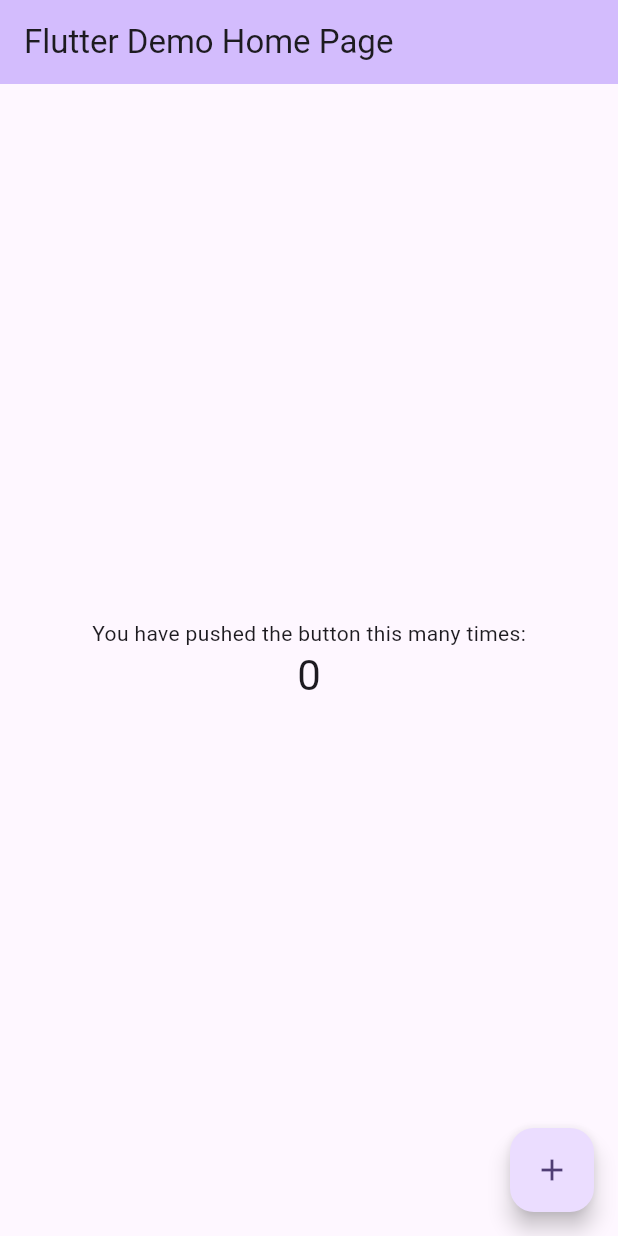
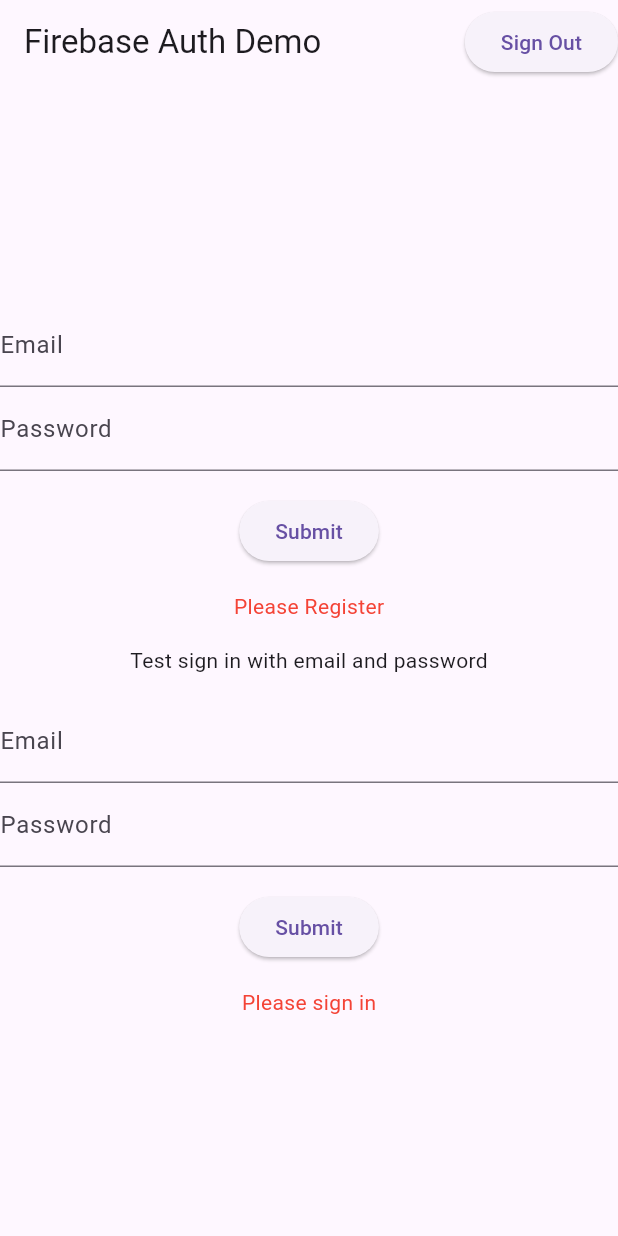
Before and after one commit to CelineSelke/mad_inclass13, a Flutter app: the screen it shows after launch, on a phone screen of 412 x 824 dp. Run offline on Flutter 3.47's test engine with Material 3 defaults, Android fonts, the phone set to English and light mode, and no system bars; our stand-ins replace cloud_firestore, firebase_auth, firebase_core; accounts and stored records are empty; generated files the repository leaves out were written again.

Commit message:
add starter code

```diff
--- a/lib/main.dart
+++ b/lib/main.dart
@@ -1,122 +1,258 @@
 import 'package:flutter/material.dart';
+import 'package:firebase_auth/firebase_auth.dart';
+import 'package:firebase_core/firebase_core.dart';
+import 'package:cloud_firestore/cloud_firestore.dart';
+import 'firebase_options.dart';
 
-void main() {
-  runApp(const MyApp());
+
+void main() async {
+  WidgetsFlutterBinding.ensureInitialized();
+  await Firebase.initializeApp(
+    options: DefaultFirebaseOptions.currentPlatform,
+  );
+
+  runApp(MyApp());
 }
 
 class MyApp extends StatelessWidget {
-  const MyApp({super.key});
-
-  // This widget is the root of your application.
   @override
   Widget build(BuildContext context) {
     return MaterialApp(
-      title: 'Flutter Demo',
-      theme: ThemeData(
-        // This is the theme of your application.
-        //
-        // TRY THIS: Try running your application with "flutter run". You'll see
-        // the application has a purple toolbar. Then, without quitting the app,
-        // try changing the seedColor in the colorScheme below to Colors.green
-        // and then invoke "hot reload" (save your changes or press the "hot
-        // reload" button in a Flutter-supported IDE, or press "r" if you used
-        // the command line to start the app).
-        //
-        // Notice that the counter didn't reset back to zero; the application
-        // state is not lost during the reload. To reset the state, use hot
-        // restart instead.
-        //
-        // This works for code too, not just values: Most code changes can be
-        // tested with just a hot reload.
-        colorScheme: ColorScheme.fromSeed(seedColor: Colors.deepPurple),
-      ),
-      home: const MyHomePage(title: 'Flutter Demo Home Page'),
+      title: 'Firebase Auth Demo',
+      home: MyHomePage(title: 'Firebase Auth Demo'),
     );
   }
 }
 
 class MyHomePage extends StatefulWidget {
-  const MyHomePage({super.key, required this.title});
-
-  // This widget is the home page of your application. It is stateful, meaning
-  // that it has a State object (defined below) that contains fields that affect
-  // how it looks.
-
-  // This class is the configuration for the state. It holds the values (in this
-  // case the title) provided by the parent (in this case the App widget) and
-  // used by the build method of the State. Fields in a Widget subclass are
-  // always marked "final".
-
+  MyHomePage({Key? key, required this.title}) : super(key: key);
   final String title;
 
   @override
-  State<MyHomePage> createState() => _MyHomePageState();
+  _MyHomePageState createState() => _MyHomePageState();
 }
 
 class _MyHomePageState extends State<MyHomePage> {
-  int _counter = 0;
+  final FirebaseAuth _auth = FirebaseAuth.instance;
 
-  void _incrementCounter() {
-    setState(() {
-      // This call to setState tells the Flutter framework that something has
-      // changed in this State, which causes it to rerun the build method below
-      // so that the display can reflect the updated values. If we changed
-      // _counter without calling setState(), then the build method would not be
-      // called again, and so nothing would appear to happen.
-      _counter++;
-    });
+  void _signOut() async {
+    await _auth.signOut();
+    ScaffoldMessenger.of(context).showSnackBar(SnackBar(
+      content: Text('Signed out successfully'),
+    ));
   }
 
   @override
   Widget build(BuildContext context) {
-    // This method is rerun every time setState is called, for instance as done
-    // by the _incrementCounter method above.
-    //
-    // The Flutter framework has been optimized to make rerunning build methods
-    // fast, so that you can just rebuild anything that needs updating rather
-    // than having to individually change instances of widgets.
     return Scaffold(
       appBar: AppBar(
-        // TRY THIS: Try changing the color here to a specific color (to
-        // Colors.amber, perhaps?) and trigger a hot reload to see the AppBar
-        // change color while the other colors stay the same.
-        backgroundColor: Theme.of(context).colorScheme.inversePrimary,
-        // Here we take the value from the MyHomePage object that was created by
-        // the App.build method, and use it to set our appbar title.
         title: Text(widget.title),
+        actions: <Widget>[
+          ElevatedButton(
+            onPressed: () {
+              _signOut();
+            },
+            child: Text('Sign Out'),
+          ),
+        ],
       ),
       body: Center(
-        // Center is a layout widget. It takes a single child and positions it
-        // in the middle of the parent.
         child: Column(
-          // Column is also a layout widget. It takes a list of children and
-          // arranges them vertically. By default, it sizes itself to fit its
-          // children horizontally, and tries to be as tall as its parent.
-          //
-          // Column has various properties to control how it sizes itself and
-          // how it positions its children. Here we use mainAxisAlignment to
-          // center the children vertically; the main axis here is the vertical
-          // axis because Columns are vertical (the cross axis would be
-          // horizontal).
-          //
-          // TRY THIS: Invoke "debug painting" (choose the "Toggle Debug Paint"
-          // action in the IDE, or press "p" in the console), to see the
-          // wireframe for each widget.
           mainAxisAlignment: MainAxisAlignment.center,
           children: <Widget>[
-            const Text('You have pushed the button this many times:'),
-            Text(
-              '$_counter',
-              style: Theme.of(context).textTheme.headlineMedium,
-            ),
+            RegisterEmailSection(auth: _auth),
+            EmailPasswordForm(auth: _auth),
           ],
         ),
       ),
-      floatingActionButton: FloatingActionButton(
-        onPressed: _incrementCounter,
-        tooltip: 'Increment',
-        child: const Icon(Icons.add),
-      ), // This trailing comma makes auto-formatting nicer for build methods.
     );
   }
 }
+
+class RegisterEmailSection extends StatefulWidget {
+  RegisterEmailSection({Key? key, required this.auth}) : super(key: key);
+  final FirebaseAuth auth;
+
+  @override
+  _RegisterEmailSectionState createState() => _RegisterEmailSectionState();
+}
+
+class _RegisterEmailSectionState extends State<RegisterEmailSection> {
+  final GlobalKey<FormState> _formKey = GlobalKey<FormState>();
+  final TextEditingController _emailController = TextEditingController();
+  final TextEditingController _passwordController = TextEditingController();
+  bool _success = false;
+  bool _initialState = true;
+  String? _userEmail;
+
+  void _register() async {
+    try {
+      await widget.auth.createUserWithEmailAndPassword(
+        email: _emailController.text,
+        password: _passwordController.text,
+      );
+      setState(() {
+        _success = true;
+        _userEmail = _emailController.text;
+        _initialState = false;
+      });
+    } catch (e) {
+      setState(() {
+        _success = false;
+        _initialState = false;
+      });
+    }
+  }
+
+  @override
+  Widget build(BuildContext context) {
+    return Form(
+      key: _formKey,
+      child: Column(
+        crossAxisAlignment: CrossAxisAlignment.start,
+        children: <Widget>[
+          TextFormField(
+            controller: _emailController,
+            decoration: InputDecoration(labelText: 'Email'),
+            validator: (value) {
+              if (value?.isEmpty??true) {
+                return 'Please enter some text';
+              }
+              return null;
+            },
+          ),
+          TextFormField(
+            controller: _passwordController,
+            decoration: InputDecoration(labelText: 'Password'),
+            validator: (value) {
+              if(value?.isEmpty??true) {
+                return 'Please enter some text';
+              }
+              return null;
+            },
+          ),
+          Container(
+            padding: const EdgeInsets.symmetric(vertical: 16.0),
+            alignment: Alignment.center,
+            child: ElevatedButton(
+              onPressed: () {
+                if (_formKey.currentState!.validate()) {
+                  _register();
+                }
+              },
+              child: Text('Submit'),
+            ),
+          ),
+          Container(
+            alignment: Alignment.center,
+            child: Text(
+              _initialState
+                  ? 'Please Register'
+              : _success
+                  ? 'Successfully registered $_userEmail'
+                  : 'Registration failed',
+              style: TextStyle(color: _success ? Colors.green : Colors.red),
+            ),
+          ),
+        ],
+      ),
+    );
+  }
+}
+
+class EmailPasswordForm extends StatefulWidget {
+  EmailPasswordForm({Key? key, required this.auth}) : super(key: key);
+  final FirebaseAuth auth;
+
+  @override
+  _EmailPasswordFormState createState() => _EmailPasswordFormState();
+}
+
+class _EmailPasswordFormState extends State<EmailPasswordForm> {
+  final GlobalKey<FormState> _formKey = GlobalKey<FormState>();
+  final TextEditingController _emailController = TextEditingController();
+  final TextEditingController _passwordController = TextEditingController();
+  bool _success = false;
+  bool _initialState = true;
+  String _userEmail ='';
+
+  void _signInWithEmailAndPassword() async {
+    try {
+      await widget.auth.signInWithEmailAndPassword(
+        email: _emailController.text,
+        password: _passwordController.text,
+      );
+      setState(() {
+        _success = true;
+        _userEmail = _emailController.text;
+        _initialState = false;
+      });
+    } catch (e) {
+      setState(() {
+        _success = false;
+        _initialState = false;
+      });
+    }
+  }
+
+  @override
+  Widget build(BuildContext context) {
+    return Form(
+      key: _formKey,
+      child: Column(
+        crossAxisAlignment: CrossAxisAlignment.start,
+        children: <Widget>[
+          Container(
+            child: Text('Test sign in with email and password'),
+            padding: const EdgeInsets.all(16),
+            alignment: Alignment.center,
+          ),
+          TextFormField(
+            controller: _emailController,
+            decoration: InputDecoration(labelText: 'Email'),
+            validator: (value) {
+              if (value?.isEmpty??true) {
+                return 'Please enter some text';
+              }
+              return null;
+            },
+          ),
+          TextFormField(
+            controller: _passwordController,
+            decoration: InputDecoration(labelText: 'Password'),
+            validator: (value) {
+              if (value?.isEmpty??true) {
+                return 'Please enter some text';
+              }
+              return null;
+            },
+          ),
+          Container(
+            padding: const EdgeInsets.symmetric(vertical: 16.0),
+            alignment: Alignment.center,
+            child: ElevatedButton(
+              onPressed: () {
+                if (_formKey.currentState!.validate()) {
+                  _signInWithEmailAndPassword();
+                }
+              },
+              child: Text('Submit'),
+            ),
+          ),
+          Container(
+            alignment: Alignment.center,
+            padding: const EdgeInsets.symmetric(horizontal: 16),
+            child: Text(
+              _initialState
+                  ? 'Please sign in'
+                  : _success
+                  ? 'Successfully signed in $_userEmail'
+                  : 'Sign in failed',
+              style: TextStyle(color: _success ? Colors.green : Colors.red),
+            ),
+          ),
+        ],
+      ),
+    );
+  }
+}
--- a/pubspec.yaml
+++ b/pubspec.yaml
@@ -34,6 +34,8 @@
   # The following adds the Cupertino Icons font to your application.
   # Use with the CupertinoIcons class for iOS style icons.
   cupertino_icons: ^1.0.8
+  firebase_auth: ^5.5.2
+  firebase_core: ^3.13.0
 
 dev_dependencies:
   flutter_test:
```
Also changed, not shown: pubspec.lock, 3 other files.
